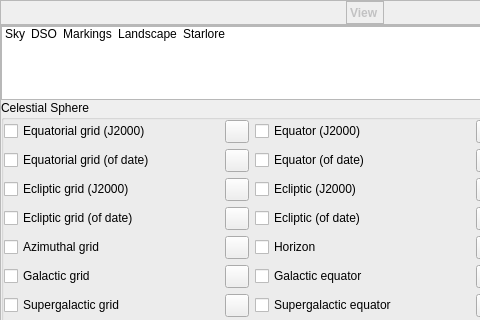
Above: src/gui/viewDialog.ui from 519984307/stellarium_src before the change; both pictures show x 0 to 480 and y 0 to 320 of the 755 by 618 pixel window. Below: the same form after it.
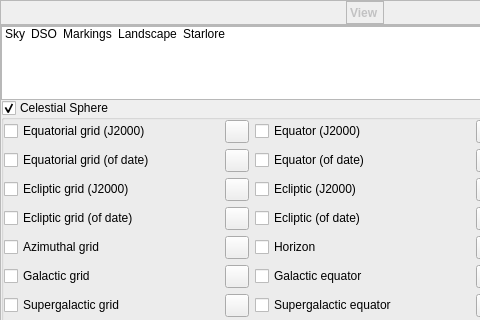
That is the form after the change. The open tabs and pages were chosen to show the change. Icons and pictures are not drawn. Custom widgets are drawn as their Qt base class.

What changed in the file:
```diff
--- a/src/gui/viewDialog.ui
+++ b/src/gui/viewDialog.ui
@@ -1641,8 +1641,11 @@
             <property name="title">
              <string>Celestial Sphere</string>
             </property>
+            <property name="flat">
+             <bool>true</bool>
+            </property>
             <property name="checkable">
-             <bool>false</bool>
+             <bool>true</bool>
             </property>
             <layout class="QVBoxLayout" name="verticalLayout_10">
              <property name="leftMargin">
```
